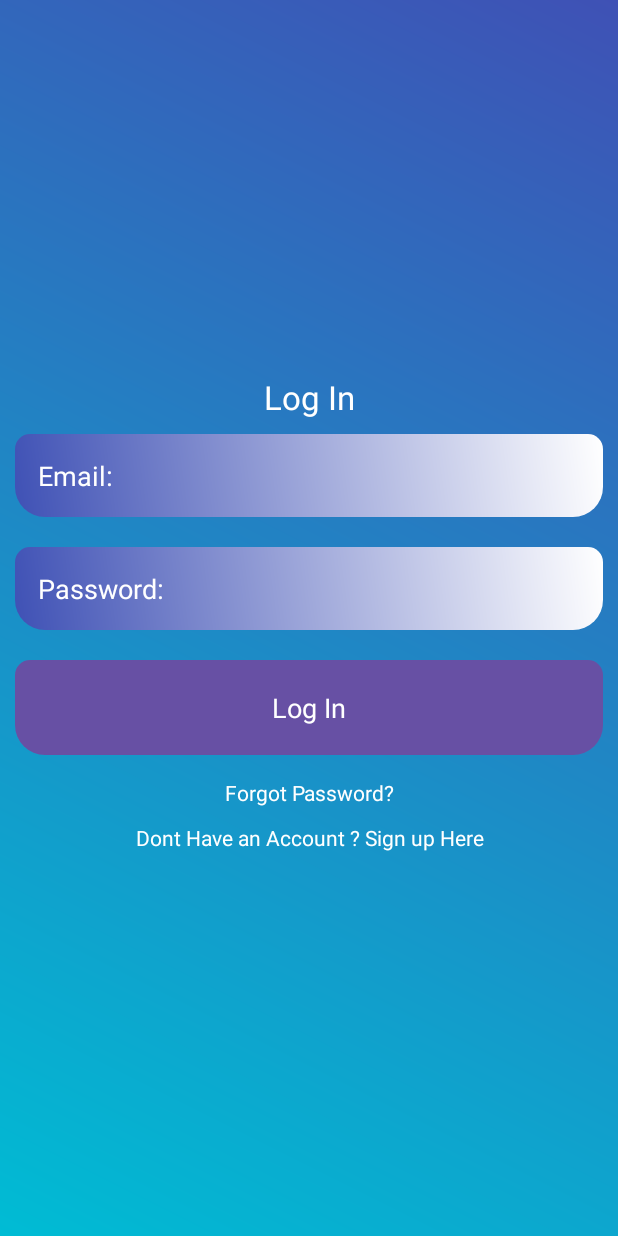
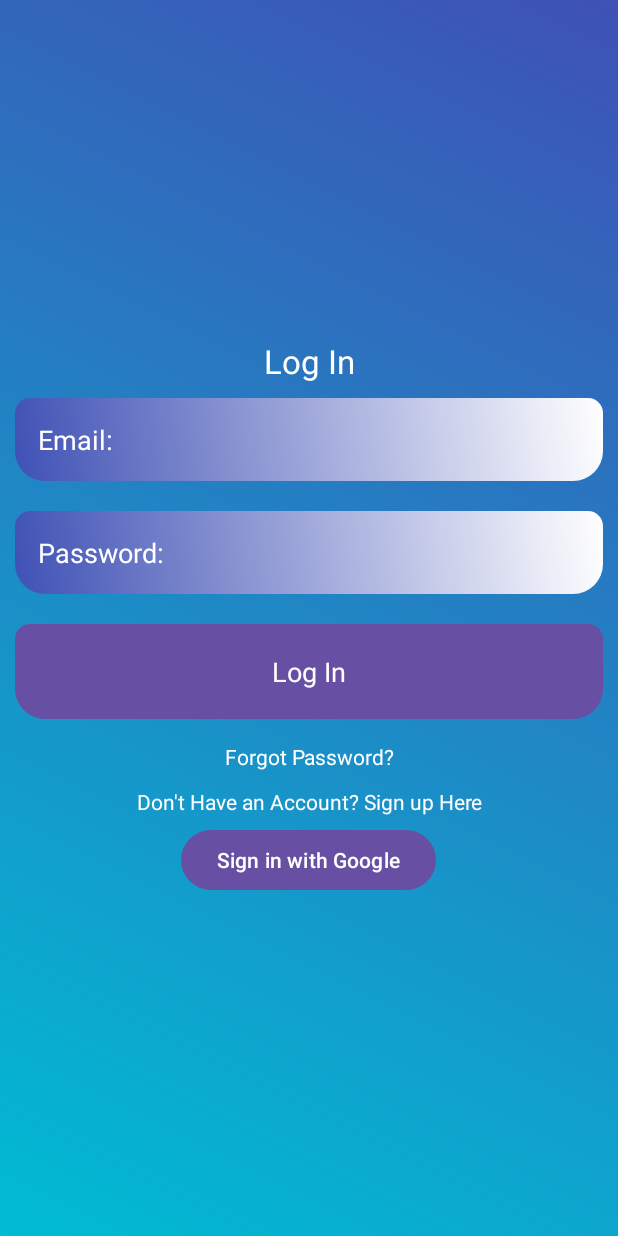
Before and after one commit to Hkoradiya123/ExpenseTracker, an Android app: the layout activity_main.xml on its own in the app's theme, with its tools: preview values and no code run, on a phone screen of 412 x 824 dp. Run offline under Robolectric (Android 15) with nearby library versions, the phone set to English and light mode, and no system bars.

Commit message:
working google login

```diff
--- a/ExpenseTracker/app/src/main/AndroidManifest.xml
+++ b/ExpenseTracker/app/src/main/AndroidManifest.xml
@@ -1,6 +1,12 @@
 <?xml version="1.0" encoding="utf-8"?>
 <manifest xmlns:android="http://schemas.android.com/apk/res/android"
     xmlns:tools="http://schemas.android.com/tools">
+
+    <uses-permission android:name="android.permission.INTERNET" />
+
+    <meta-data
+        android:name="com.google.android.gms.auth.api.signin"
+        android:value="@string/default_web_client_id" />
 
     <application
         android:allowBackup="true"
--- a/ExpenseTracker/app/src/main/res/layout/activity_main.xml
+++ b/ExpenseTracker/app/src/main/res/layout/activity_main.xml
@@ -26,10 +26,10 @@
                 android:text="Log In"
                 android:textColor="@android:color/white"
                 android:textAppearance="?android:textAppearanceLarge"
-        android:gravity="center"
-        />
+                android:gravity="center" />
 
             <EditText
+                android:id="@+id/email_login"
                 android:layout_width="match_parent"
                 android:layout_height="wrap_content"
                 android:layout_margin="10dp"
@@ -37,10 +37,10 @@
                 android:textColor="@android:color/white"
                 android:textColorHint="@android:color/white"
                 android:background="@drawable/edittext_backgroud"
-            android:padding="15dp"
-            android:id="@+id/email_login"/>
+                android:padding="15dp" />
 
             <EditText
+                android:id="@+id/password_login"
                 android:layout_width="match_parent"
                 android:layout_height="wrap_content"
                 android:layout_margin="10dp"
@@ -48,11 +48,10 @@
                 android:textColor="@android:color/white"
                 android:textColorHint="@android:color/white"
                 android:background="@drawable/edittext_backgroud"
-            android:padding="15dp"
-            android:id="@+id/password_login"
-            />
+                android:padding="15dp" />
 
             <Button
+                android:id="@+id/btn_login"
                 android:layout_width="match_parent"
                 android:layout_height="wrap_content"
                 android:layout_margin="10dp"
@@ -60,30 +59,40 @@
                 android:text="Log In"
                 android:textColor="@android:color/white"
                 android:padding="15dp"
-            android:id="@+id/btn_login"
-            android:textAppearance="?android:textAppearanceMedium"
-            />
+                android:textAppearance="?android:textAppearanceMedium" />
 
             <TextView
+                android:id="@+id/forgot_password"
                 android:layout_width="match_parent"
                 android:layout_height="wrap_content"
                 android:gravity="center"
                 android:textColor="@android:color/white"
-            android:id="@+id/forgot_password"
                 android:text="Forgot Password?"
-            android:padding="5dp"
-            />
+                android:padding="5dp" />
 
             <TextView
+                android:id="@+id/signup_reg"
                 android:layout_width="match_parent"
                 android:layout_height="wrap_content"
                 android:gravity="center"
                 android:textColor="@android:color/white"
-            android:id="@+id/signup_reg"
-            android:text="Dont Have an Account ? Sign up Here"
-            android:padding="5dp"
-            />
+                android:text="Don't Have an Account? Sign up Here"
+                android:padding="5dp" />
+
+<!--            <com.google.android.gms.common.SignInButton-->
+<!--                android:id="@+id/btn_google_signin"-->
+<!--                android:layout_width="166dp"-->
+<!--                android:layout_height="wrap_content"-->
+<!--                android:layout_margin="10dp" />-->
+            <Button
+                android:id="@+id/btn_google_signin"
+                android:layout_width="wrap_content"
+                android:layout_height="wrap_content"
+                android:text="Sign in with Google"
+                android:layout_centerInParent="true"/>
+
+
+
         </LinearLayout>
     </ScrollView>
-
 </LinearLayout>
--- a/ExpenseTracker/app/src/main/res/values/strings.xml
+++ b/ExpenseTracker/app/src/main/res/values/strings.xml
@@ -5,4 +5,6 @@
     <string name="customer_list_header">KhataBook - Customer List</string>
     <string name="add_customer">Add Customer</string>
     <string name="sample_header">Sample Header</string>
+    <string name="default_web_client_id">YOUR_WEB_CLIENT_ID</string>
+
 </resources>
--- a/ExpenseTracker/gradle/libs.versions.toml
+++ b/ExpenseTracker/gradle/libs.versions.toml
@@ -8,6 +8,7 @@ material = "1.12.0"
 activity = "1.10.0"
 constraintlayout = "2.2.0"
 firebaseAuth = "23.2.0"
+playServicesAuth = "21.3.0"
 
 [libraries]
 junit = { group = "junit", name = "junit", version.ref = "junit" }
@@ -18,6 +19,7 @@ material = { group = "com.google.android.material", name = "material", version.r
 activity = { group = "androidx.activity", name = "activity", version.ref = "activity" }
 constraintlayout = { group = "androidx.constraintlayout", name = "constraintlayout", version.ref = "constraintlayout" }
 firebase-auth = { group = "com.google.firebase", name = "firebase-auth", version.ref = "firebaseAuth" }
+play-services-auth = { group = "com.google.android.gms", name = "play-services-auth", version.ref = "playServicesAuth" }
 
 [plugins]
 android-application = { id = "com.android.application", version.ref = "agp" }
```
Also changed, not shown: ExpenseTracker/app/build.gradle.kts (+16 -15 lines), ExpenseTracker/app/src/main/java/com/example/expensetracker/HomeDetailsActivity.java (+87 -94 lines), ExpenseTracker/app/src/main/java/com/example/expensetracker/MainActivity.java (+69 -18 lines), 1 other file. Lines whose indentation alone changed are shown as unchanged.
